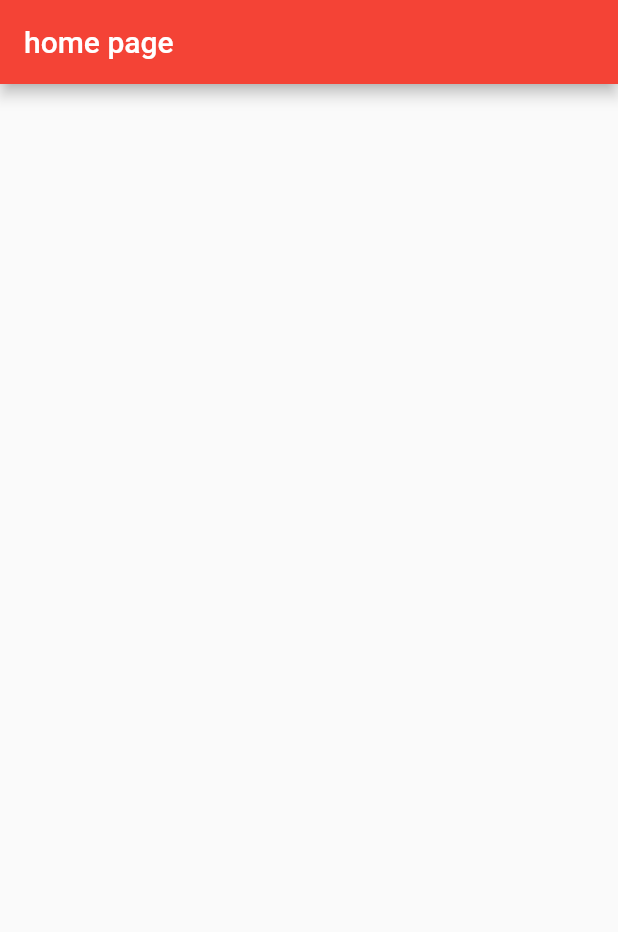
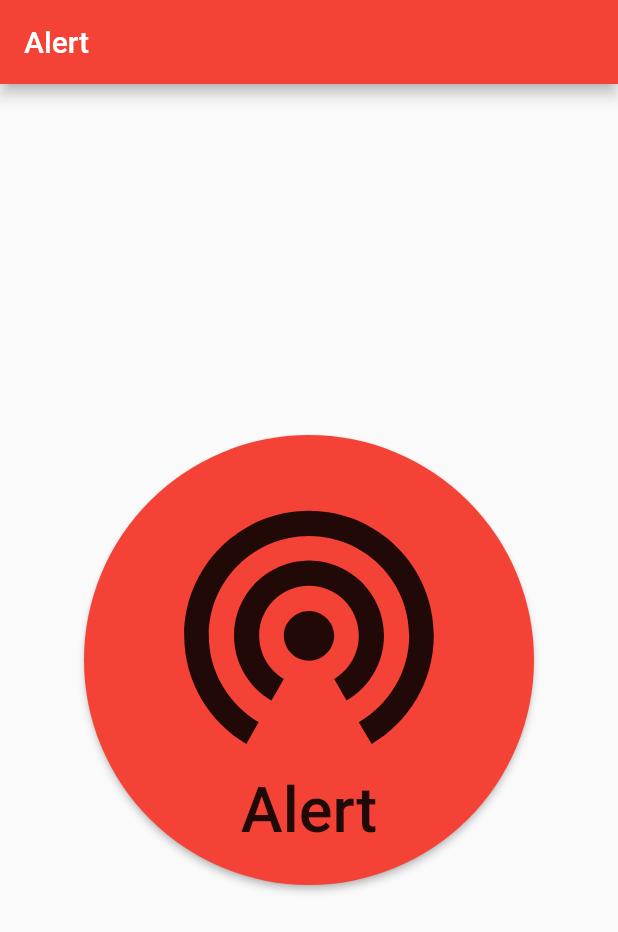
Before and after one commit to beetlefinder/beetlefinder, a Flutter app: the screen it shows after launch, on a phone screen of 412 x 824 dp. Shown: the top 932 px of the screen. Run offline on Flutter 3.47's test engine with Material 2 defaults, Android fonts, the phone set to English and light mode, and no system bars.

Commit message:
sample alert button

```diff
--- /dev/null
+++ b/lib/app.dart
@@ -0,0 +1,22 @@
+// Copyright 2018 Vladimir Poliakov and The Contributors. All rights reserved.
+// Use of this source code is governed by a MIT style
+// license that can be found in the LICENSE file.
+
+import 'package:flutter/material.dart';
+import 'pages/alert.dart';
+
+run() => runApp(new App());
+
+class App extends StatelessWidget {
+
+  @override
+  Widget build(BuildContext context) {
+    return new MaterialApp(
+      title: 'beetlefinder',
+      theme: new ThemeData(
+        primarySwatch: Colors.red,
+      ),
+      home: new AlertPage(),
+    );
+  }
+}
--- a/lib/main.dart
+++ b/lib/main.dart
@@ -2,28 +2,6 @@
 // Use of this source code is governed by a MIT style
 // license that can be found in the LICENSE file.
 
-import 'package:flutter/material.dart';
+import 'app.dart';
 
-void main() => runApp(new App());
-
-class App extends StatelessWidget {
-  @override
-  Widget build(BuildContext context) {
-    return new MaterialApp(
-      title: 'beetlefinder',
-      theme: new ThemeData(
-        primarySwatch: Colors.red,
-      ),
-      home: new HomePage(),
-    );
-  }
-}
-
-class HomePage extends StatelessWidget {
-  @override
-  Widget build(BuildContext context) {
-    return new Scaffold(
-      appBar: new AppBar(title: new Text("home page")),
-    );
-  }
-}
+main() => run();
--- /dev/null
+++ b/lib/pages/alert.dart
@@ -0,0 +1,59 @@
+// Copyright 2018 Vladimir Poliakov and The Contributors. All rights reserved.
+// Use of this source code is governed by a MIT style
+// license that can be found in the LICENSE file.
+
+import 'package:flutter/material.dart';
+
+class AlertPage extends StatelessWidget {
+  @override
+  Widget build(BuildContext context) =>
+    Scaffold(
+      appBar: AppBar(
+        title: Text("Alert"),
+      ),
+      body: Center(
+        child: Column(
+          mainAxisAlignment: MainAxisAlignment.center,
+          children: <Widget>[
+            AlertButton(),
+          ],
+        ),
+      ),
+    );
+}
+
+/// TODO: make the area click to the whole screen.
+class AlertButton extends StatelessWidget {
+  @override
+  Widget build(BuildContext context) =>
+    RaisedButton(
+      color: Colors.red,
+      shape: CircleBorder(),
+      padding: EdgeInsets.all(50.0),
+      onPressed: _sendSMS(context),
+      child: Column(
+        children: <Widget>[
+          const Icon(
+            Icons.wifi_tethering,
+            size: 200.0,
+          ),
+          const Text(
+            "Alert",
+            textScaleFactor: 3.0,
+          ),
+        ],
+      ),
+    );
+
+  /// It's just a mock. SMS sending not implementing yet.
+  _sendSMS(BuildContext context) =>
+    () {
+      showDialog<AlertDialog>(
+        context: context,
+        builder: (BuildContext context) => new AlertDialog(
+          title: new Text("Alert"),
+          content: new Text("It's just a mock at the moment. SMS NOT SENT."),
+        ),
+      );
+    };
+}
```
